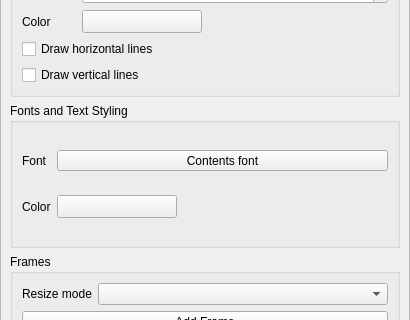
First picture: the form in src/ui/layout/qgslayoutmanualtablewidgetbase.ui, repository qgis/QGIS, before the edit; both pictures show x 0 to 410 and y 407 to 727 of the 410 by 815 pixel window.
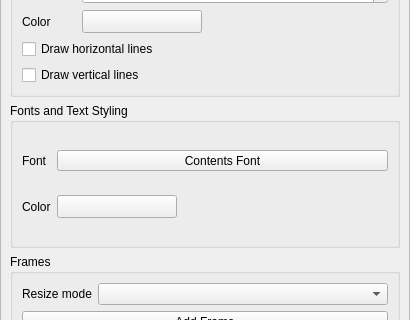
Second picture: the form after the edit. Custom widgets are drawn as their Qt base class.

Commit message: Standardize capitalization, use modern stable method to populate and set combobox values

```diff
--- a/src/ui/layout/qgslayoutmanualtablewidgetbase.ui
+++ b/src/ui/layout/qgslayoutmanualtablewidgetbase.ui
@@ -365,7 +365,7 @@
              </sizepolicy>
             </property>
             <property name="text">
-             <string>Contents font</string>
+             <string>Contents Font</string>
             </property>
            </widget>
           </item>
```
The commit also changes 4 other files.
